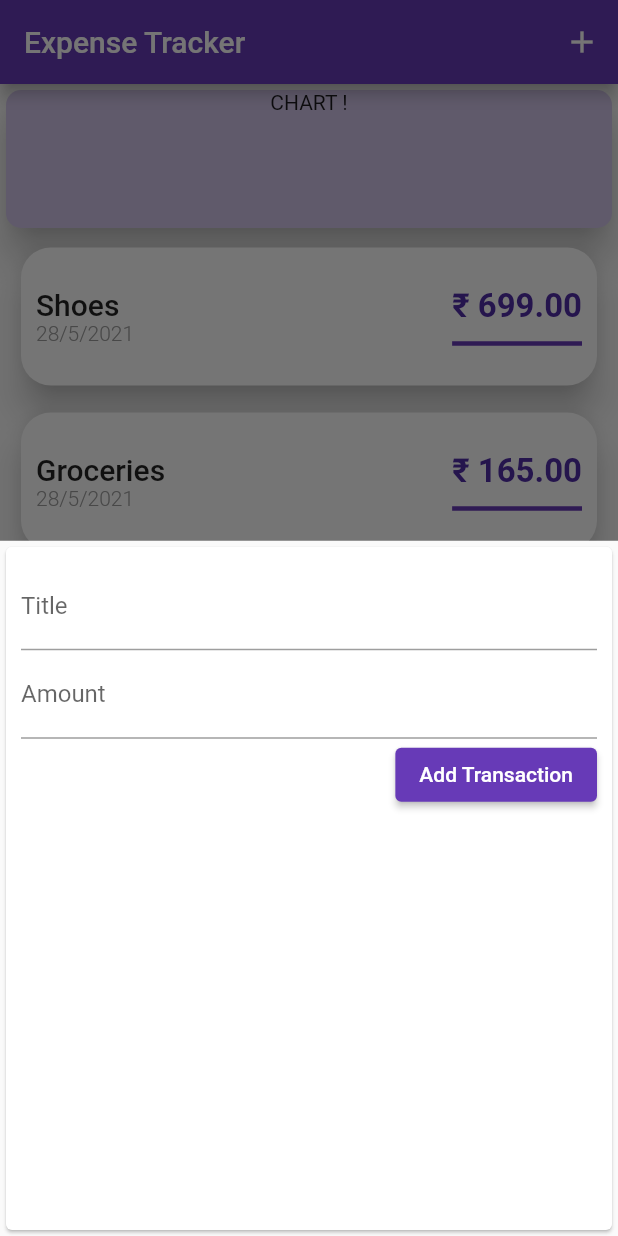
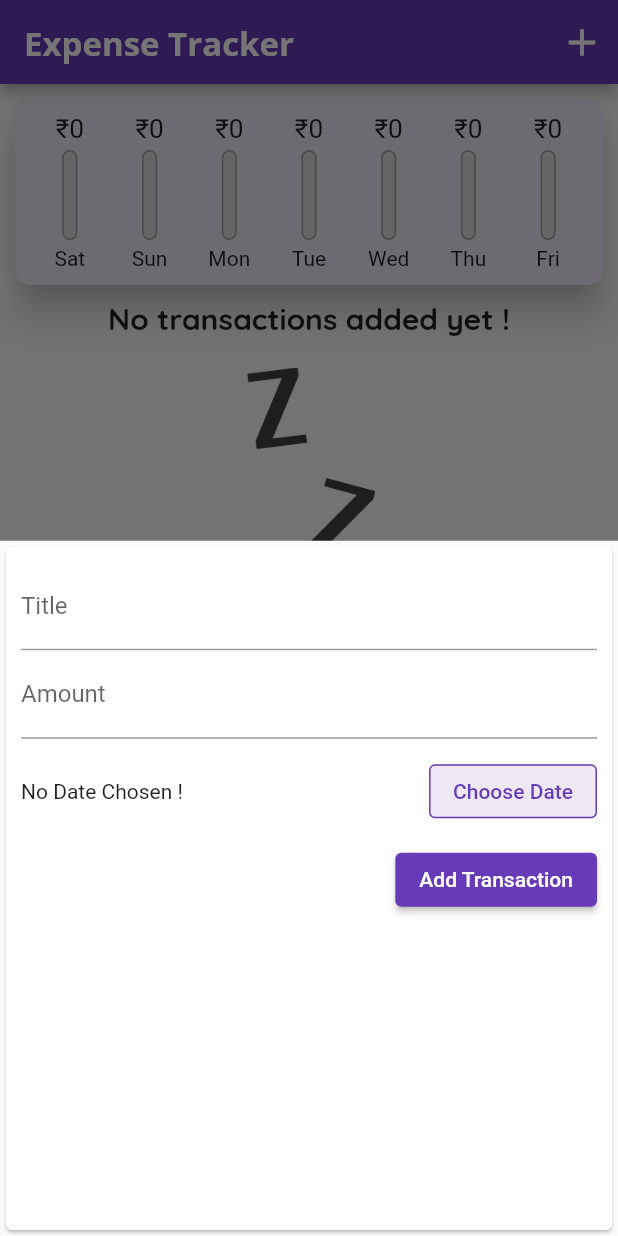
Before and after one commit to Cypherdious89/Expense-Tracker, a Flutter app: the screen it shows after launch, after a tap on the "add" icon, on a phone screen of 412 x 824 dp. Run offline on Flutter 3.47's test engine with Material 2 defaults, Android fonts, the phone set to English and light mode, and no system bars.

Commit message:
Added core functionality and chart

```diff
--- a/lib/main.dart
+++ b/lib/main.dart
@@ -2,6 +2,7 @@ import 'package:flutter/material.dart';
 
 import './widgets/new_transaction.dart';
 import './widgets/transaction_list.dart';
+import './widgets/chart.dart';
 import './models/transaction.dart';
 
 void main() => runApp(MyApp());
@@ -12,9 +13,21 @@ class MyApp extends StatelessWidget {
     return MaterialApp(
       title: 'Flutter App',
       theme: ThemeData(
-        primarySwatch: Colors.deepPurple,
-        accentColor: Colors.amber
-      ),
+          primarySwatch: Colors.deepPurple,
+          accentColor: Colors.amber,
+          fontFamily: 'Quicksand',
+          textTheme: ThemeData.light().textTheme.copyWith(
+              headline5: TextStyle(
+                  fontFamily: 'Quicksand',
+                  fontSize: 20,
+                  fontWeight: FontWeight.bold)),
+          appBarTheme: AppBarTheme(
+              textTheme: ThemeData.light().textTheme.copyWith(
+                  headline6: TextStyle(
+                      fontFamily: 'Open-Sans',
+                      color: Colors.white,
+                      fontSize: 22,
+                      fontWeight: FontWeight.bold)))),
       home: MyHomePage(),
       debugShowCheckedModeBanner: false,
     );
@@ -29,11 +42,19 @@ class MyHomePage extends StatefulWidget {
 }
 
 class _MyHomePageState extends State<MyHomePage> {
-  final List<Transaction> _userTransactions =
-  [
-    Transaction(id: 't1', title: 'Shoes', amount: 699, date: DateTime.now()),
-    Transaction(id: 't2', title: 'Groceries', amount: 165, date: DateTime.now()),
+  final List<Transaction> _userTransactions = [
+    // Transaction(id: 't1', title: 'Shoes', amount: 699, date: DateTime.now()),
+    // Transaction(
+    //     id: 't2', title: 'Groceries', amount: 165, date: DateTime.now()),
   ];
+
+  List<Transaction> get _recentTransactions {
+    return _userTransactions.where((tx) {
+      return tx.date.isAfter(
+        DateTime.now().subtract(Duration(days: 7)),
+      );
+    }).toList();
+  }
 
   void _addNewTransaction(String txTitle, double txAmount) {
     final newTx = Transaction(
@@ -66,36 +87,23 @@ class _MyHomePageState extends State<MyHomePage> {
     return Scaffold(
       appBar: AppBar(
         title: Text('Expense Tracker'),
-        // backgroundColor: Colors.deepPurple,
         actions: <Widget>[
           IconButton(
             icon: Icon(Icons.add),
             onPressed: () => _startAddNewTransaction(context),
+            iconSize: 30,
           ),
         ],
       ),
-
       body: SingleChildScrollView(
         child: Column(
           crossAxisAlignment: CrossAxisAlignment.stretch,
-          children: <Widget>[
-            Container(
-                width: double.infinity,
-                height: 100,
-                child: Card(
-                    color: Theme.of(context).primaryColorLight,
-                    elevation: 10,
-                    child: Text('CHART !', textAlign: TextAlign.center),
-                    shape: RoundedRectangleBorder(
-                      borderRadius: BorderRadius.circular(10),
-                    )
-                ),
-              ),
+          children: [
+            Chart(_recentTransactions),
             TransactionList(_userTransactions),
           ],
         ),
       ),
-
       floatingActionButtonLocation: FloatingActionButtonLocation.centerFloat,
       floatingActionButton: FloatingActionButton(
         child: Icon(Icons.add),
--- /dev/null
+++ b/lib/widgets/chart.dart
@@ -0,0 +1,70 @@
+import 'package:flutter/material.dart';
+import 'package:intl/intl.dart';
+
+import '../widgets/chart_bar.dart';
+import '../models/transaction.dart';
+
+class Chart extends StatelessWidget {
+  final List<Transaction> recentTransactions;
+
+  Chart(this.recentTransactions);
+
+  List<Map<String, dynamic>> get groupedTransactionValues {
+    return List.generate(7, (index) {
+      final weekDay = DateTime.now().subtract(
+        Duration(days: index),
+      );
+      var totalSum = 0.0;
+
+      for (var i = 0; i < recentTransactions.length; i++) {
+        if (recentTransactions[i].date.day == weekDay.day &&
+            recentTransactions[i].date.month == weekDay.month &&
+            recentTransactions[i].date.year == weekDay.year) {
+          totalSum += recentTransactions[i].amount;
+        }
+      }
+
+      return {
+        'day': DateFormat.E().format(weekDay).substring(0, 3),
+        'amount': totalSum,
+      };
+    }).reversed.toList();
+  }
+
+  double get totalSpending {
+    return groupedTransactionValues.fold(0.0, (sum, item) {
+      double value = sum + item['amount'];
+      return value;
+    });
+  }
+
+  @override
+  Widget build(BuildContext context) {
+    return Card(
+      color: Colors.deepPurple[50],
+      elevation: 10,
+      margin: EdgeInsets.all(10),
+      shape: RoundedRectangleBorder(
+        borderRadius: BorderRadius.circular(10),
+      ),
+      child: Padding(
+        padding: EdgeInsets.all(10),
+        child: Row(
+          mainAxisAlignment: MainAxisAlignment.spaceAround,
+          children: groupedTransactionValues.map((data) {
+            return Flexible(
+              fit: FlexFit.tight,
+              child: ChartBar(
+                data['day'],
+                data['amount'],
+                totalSpending == 0.0
+                    ? 0.0
+                    : (data['amount'] as double) / totalSpending,
+              ),
+            );
+          }).toList(),
+        ),
+      ),
+    );
+  }
+}
--- /dev/null
+++ b/lib/widgets/chart_bar.dart
@@ -0,0 +1,54 @@
+import 'package:flutter/material.dart';
+
+class ChartBar extends StatelessWidget {
+  final String label;
+  final double spendingAmount;
+  final double spendingPctOfTotal;
+
+  ChartBar(this.label, this.spendingAmount, this.spendingPctOfTotal);
+
+  @override
+  Widget build(BuildContext context) {
+    return Column(
+      children: <Widget>[
+        Container(
+          height: 20,
+          child: FittedBox(
+            child: Text('₹${spendingAmount.toStringAsFixed(0)}'),
+          ),
+        ),
+        SizedBox(
+          height: 4,
+        ),
+        Container(
+          height: 60,
+          width: 10,
+          child: Stack(
+            children: <Widget>[
+              Container(
+                decoration: BoxDecoration(
+                  border: Border.all(color: Colors.grey, width: 1.0),
+                  color: Color.fromRGBO(220, 220, 220, 1),
+                  borderRadius: BorderRadius.circular(10),
+                ),
+              ),
+              FractionallySizedBox(
+                heightFactor: spendingPctOfTotal,
+                child: Container(
+                  decoration: BoxDecoration(
+                    color: Theme.of(context).primaryColor,
+                    borderRadius: BorderRadius.circular(10),
+                  ),
+                ),
+              ),
+            ],
+          ),
+        ),
+        SizedBox(
+          height: 4,
+        ),
+        Text(label),
+      ],
+    );
+  }
+}
--- a/lib/widgets/new_transaction.dart
+++ b/lib/widgets/new_transaction.dart
@@ -45,6 +45,26 @@ class _NewTransactionState extends State<NewTransaction> {
               keyboardType: TextInputType.number,
               onSubmitted: (_) => submitData(),
             ),
+            Container(
+              height: 70,
+              child: Row(
+                mainAxisAlignment: MainAxisAlignment.spaceBetween,
+                children: <Widget>[
+                  Text('No Date Chosen !'),
+                  OutlinedButton(
+                    onPressed: () {},
+                    child: Text('Choose Date'),
+                    style: OutlinedButton.styleFrom(
+                        backgroundColor: Colors.deepPurple[50],
+                        side: BorderSide(
+                          width: 1.0,
+                          color: Colors.deepPurple,
+                          style: BorderStyle.solid,
+                        )),
+                  )
+                ],
+              ),
+            ),
             ElevatedButton(
               child: Text('Add Transaction'),
               style: ElevatedButton.styleFrom(
--- a/lib/widgets/transaction_list.dart
+++ b/lib/widgets/transaction_list.dart
@@ -1,4 +1,5 @@
 import "package:flutter/material.dart";
+import 'package:intl/intl.dart';
 import '../models/transaction.dart';
 
 class TransactionList extends StatelessWidget {
@@ -9,60 +10,50 @@ class TransactionList extends StatelessWidget {
   @override
   Widget build(BuildContext context) {
     return Container(
-      height: 500,
-      child: ListView.builder(itemBuilder: (ctx, index) {
+      height: 470,
+      child: transactions.isEmpty
+          ? Column(
+              children: <Widget>[
+                Text('No transactions added yet !',
+                    style: Theme.of(context).textTheme.headline5),
+                SizedBox(height: 20),
+                Container(
+                    height: 200,
+                    child: Image.asset(
+                      'assets/images/waiting.png',
+                      fit: BoxFit.cover,
+                    )),
+              ],
+            )
+          : ListView.builder(
+              itemBuilder: (ctx, index) {
                 return Container(
                   width: double.infinity,
-          height: 100,
-          margin: EdgeInsets.symmetric(vertical: 5, horizontal: 10),
+                  margin: EdgeInsets.all(5),
                   child: Card(
                       color: Colors.white,
                       elevation: 10,
-              child: Row(
-                mainAxisAlignment: MainAxisAlignment.spaceBetween,
-                children: <Widget>[
-                  Container(
-                    padding: EdgeInsets.all(10),
-                    child: Column(
-                      crossAxisAlignment: CrossAxisAlignment.start,
-                      mainAxisAlignment: MainAxisAlignment.center,
-                      children: <Widget>[
-                        Text(
-                          transactions[index].title,
-                          style: TextStyle(
-                              fontSize: 20, fontWeight: FontWeight.w500),
-                        ),
-                        Text(
-                          "${transactions[index].date.day}/${transactions[index].date.month}/${transactions[index].date.year}",
-                          style: TextStyle(
-                              fontSize: 14,
-                              fontWeight: FontWeight.w300,
-                              color: Colors.grey
-                          ),
-                        )
-                      ],
+                      margin: EdgeInsets.symmetric(vertical: 5, horizontal: 10),
+                      child: ListTile(
+                        leading: CircleAvatar(
+                          radius: 30,
+                          child: Padding(
+                            padding: EdgeInsets.all(6),
+                            child: FittedBox(
+                              child: Text('₹${transactions[index].amount}'),
                             ),
                           ),
-                  Container(
-                    margin: EdgeInsets.fromLTRB(0, 0, 10, 0),
-                    padding: EdgeInsets.fromLTRB(0, 0, 0, 10),
-                    decoration: BoxDecoration(
-                        border: Border(
-                            bottom: BorderSide(
-                                width: 3.0, color: Theme.of(context).primaryColor))),
-                    child: Text(
-                      '₹ ${transactions[index].amount.toStringAsFixed(2)}',
-                      style: TextStyle(
-                          color: Theme.of(context).primaryColorDark,
-                          fontSize: 22,
-                          fontWeight: FontWeight.w600),
                         ),
-                  )
-                ],
+                        title: Text(
+                          transactions[index].title,
+                          style: Theme.of(context).textTheme.headline5,
+                        ),
+                        subtitle: Text(
+                          DateFormat.yMMMd().format(transactions[index].date),
+                        ),
                       ),
                       shape: RoundedRectangleBorder(
-                  borderRadius: BorderRadius.circular(20))
-            ),
+                          borderRadius: BorderRadius.circular(20))),
                 );
               },
               itemCount: transactions.length,
```
Also changed, not shown: pubspec.yaml (+15 -50 lines), assets/fonts/OpenSans-Bold.ttf (added), assets/fonts/OpenSans-Regular.ttf (added), assets/fonts/Quicksand-Bold.ttf (added), assets/fonts/Quicksand-Light.ttf (added), assets/fonts/Quicksand-Medium.ttf (added), assets/fonts/Quicksand-Regular.ttf (added), assets/images/waiting.png (added), pubspec.lock. Lines whose indentation alone changed are shown as unchanged.
